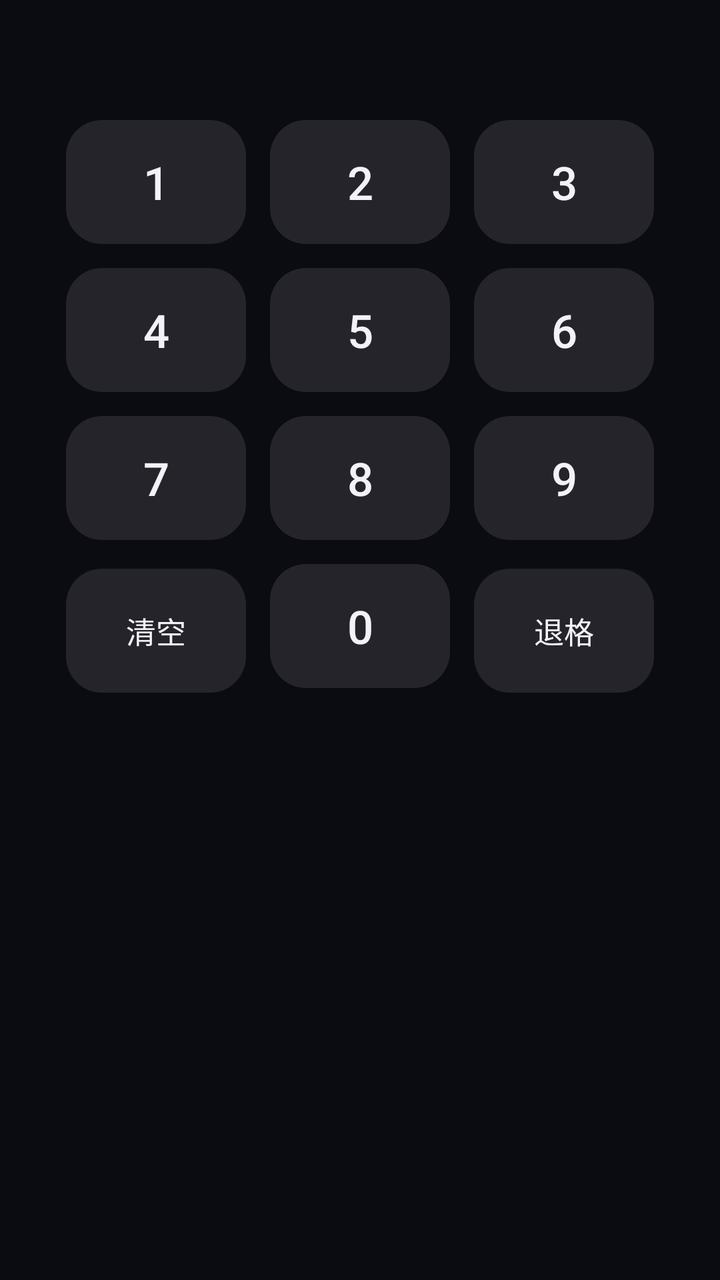
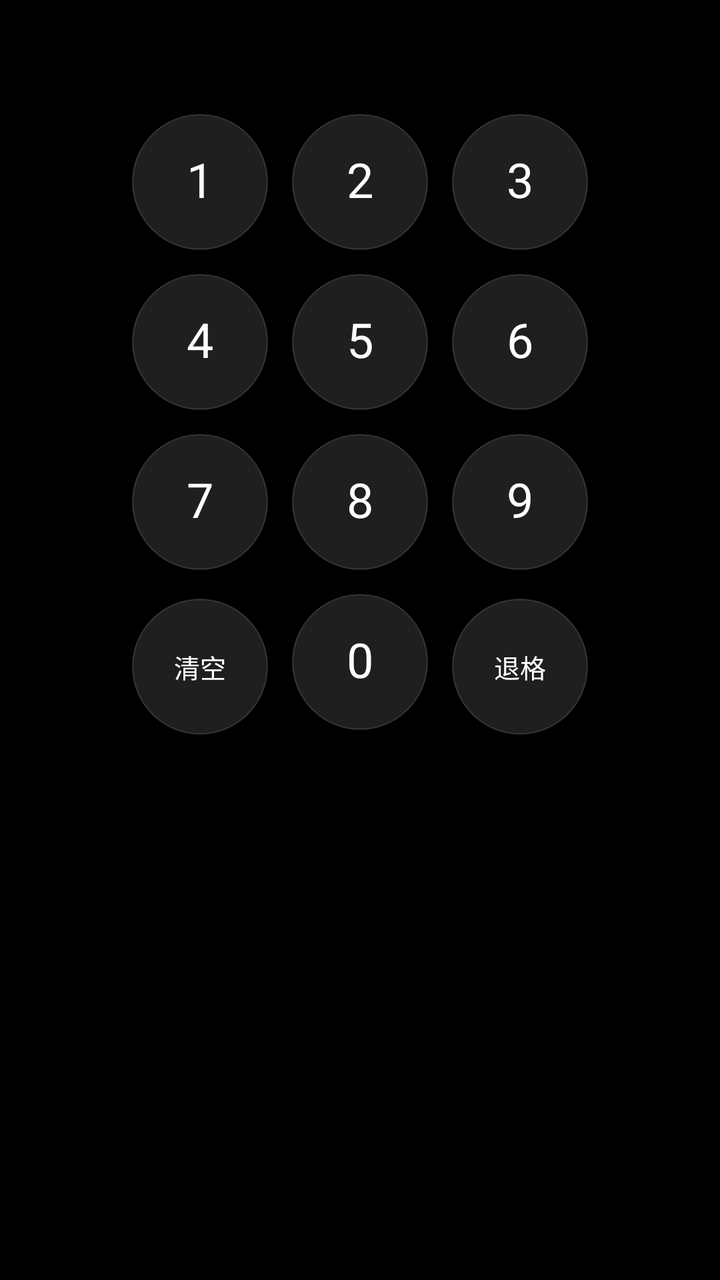

Before-and-after screenshots of an Android layout around one commit, followed by the original layout XML and the change that was made.
<!-- AndroidManifest.xml: application theme AppTheme -->
<!-- res/layout/view_pinpad.xml -->
<?xml version="1.0" encoding="utf-8"?>
<LinearLayout xmlns:android="http://schemas.android.com/apk/res/android"
    android:layout_width="wrap_content"
    android:layout_height="wrap_content"
    android:gravity="center_horizontal"
    android:orientation="vertical">

    <TextView
        android:id="@+id/pin_msg"
        android:layout_width="wrap_content"
        android:layout_height="wrap_content"
        android:gravity="center"
        android:minHeight="18dp"
        android:text=""
        android:textColor="@color/dim"
        android:textSize="13sp" />

    <LinearLayout
        android:id="@+id/pin_dots"
        android:layout_width="wrap_content"
        android:layout_height="wrap_content"
        android:layout_marginTop="14dp"
        android:gravity="center"
        android:orientation="horizontal" />

    <GridLayout
        android:id="@+id/pin_keys"
        android:layout_width="wrap_content"
        android:layout_height="wrap_content"
        android:layout_marginTop="22dp"
        android:columnCount="3"
        android:rowCount="4">

        <Button
            android:id="@+id/k1"
            style="@style/PinKey"
            android:text="1" />

        <Button
            android:id="@+id/k2"
            style="@style/PinKey"
            android:text="2" />

        <Button
            android:id="@+id/k3"
            style="@style/PinKey"
            android:text="3" />

        <Button
            android:id="@+id/k4"
            style="@style/PinKey"
            android:text="4" />

        <Button
            android:id="@+id/k5"
            style="@style/PinKey"
            android:text="5" />

        <Button
            android:id="@+id/k6"
            style="@style/PinKey"
            android:text="6" />

        <Button
            android:id="@+id/k7"
            style="@style/PinKey"
            android:text="7" />

        <Button
            android:id="@+id/k8"
            style="@style/PinKey"
            android:text="8" />

        <Button
            android:id="@+id/k9"
            style="@style/PinKey"
            android:text="9" />

        <Button
            android:id="@+id/kc"
            style="@style/PinKey"
            android:text="清空"
            android:textSize="15sp" />

        <Button
            android:id="@+id/k0"
            style="@style/PinKey"
            android:text="0" />

        <Button
            android:id="@+id/kd"
            style="@style/PinKey"
            android:text="退格"
            android:textSize="15sp" />
    </GridLayout>
</LinearLayout>
<!-- resources referenced by this layout -->
<resources>
  <color name="dim">#FF9A9AAB</color>
  <style name="PinKey">
          <item name="android:layout_width">90dp</item>
          <item name="android:layout_height">62dp</item>
          <item name="android:layout_margin">6dp</item>
          <item name="android:background">@drawable/key_bg</item>
          <item name="android:textColor">@color/text</item>
          <item name="android:textSize">23sp</item>
          <item name="android:textAllCaps">false</item>
          <item name="android:stateListAnimator">@null</item>
          <item name="android:insetTop">0dp</item>
          <item name="android:insetBottom">0dp</item>
          <item name="android:minWidth">0dp</item>
          <item name="android:minHeight">0dp</item>
          <item name="android:padding">0dp</item>
      </style>
  <style name="AppTheme" parent="@android:style/Theme.Material.NoActionBar">
          <item name="android:windowBackground">@color/bg</item>
          <item name="android:colorAccent">@color/accent</item>
          <item name="android:statusBarColor">@color/bg</item>
          <item name="android:navigationBarColor">@color/bg</item>
          <item name="android:textColorPrimary">@color/text</item>
          <item name="android:textColorSecondary">@color/dim</item>
          <item name="android:colorControlActivated">@color/accent</item>
          <item name="android:colorControlNormal">@color/dim</item>
      </style>
  <!-- drawable key_bg (drawable) -->
  <?xml version="1.0" encoding="utf-8"?>
  <ripple xmlns:android="http://schemas.android.com/apk/res/android"
      android:color="#33FFFFFF">
      <item android:drawable="@drawable/key_shape" />
  </ripple>
  <color name="text">#FFF2F2F7</color>
  <color name="bg">#FF0B0B12</color>
  <color name="accent">#FFFF6B57</color>
  <!-- drawable key_shape (drawable) -->
  <?xml version="1.0" encoding="utf-8"?>
  <shape xmlns:android="http://schemas.android.com/apk/res/android" android:shape="rectangle">
      <solid android:color="#1AFFFFFF" />
      <corners android:radius="18dp" />
  </shape>
</resources>

<!-- the commit's change to res/layout/view_pinpad.xml (unified diff, before → after) -->
@@ -13,13 +13,13 @@
         android:minHeight="18dp"
         android:text=""
         android:textColor="@color/dim"
-        android:textSize="13sp" />
+        android:textSize="14sp" />
 
     <LinearLayout
         android:id="@+id/pin_dots"
         android:layout_width="wrap_content"
         android:layout_height="wrap_content"
-        android:layout_marginTop="14dp"
+        android:layout_marginTop="12dp"
         android:gravity="center"
         android:orientation="horizontal" />
 
@@ -27,7 +27,7 @@
         android:id="@+id/pin_keys"
         android:layout_width="wrap_content"
         android:layout_height="wrap_content"
-        android:layout_marginTop="22dp"
+        android:layout_marginTop="20dp"
         android:columnCount="3"
         android:rowCount="4">
 
@@ -80,7 +80,7 @@
             android:id="@+id/kc"
             style="@style/PinKey"
             android:text="清空"
-            android:textSize="15sp" />
+            android:textSize="13sp" />
 
         <Button
             android:id="@+id/k0"
@@ -91,6 +91,6 @@
             android:id="@+id/kd"
             style="@style/PinKey"
             android:text="退格"
-            android:textSize="15sp" />
+            android:textSize="13sp" />
     </GridLayout>
 </LinearLayout>
<!-- resource entries referenced after the edit -->
@@ -1,14 +1,17 @@
 <!-- resources referenced by this layout -->
 <resources>
-  <color name="dim">#FF9A9AAB</color>
+  <color name="dim">#FF8E8E93</color>
   <style name="PinKey">
-          <item name="android:layout_width">90dp</item>
-          <item name="android:layout_height">62dp</item>
+          <item name="android:layout_width">68dp</item>
+          <item name="android:layout_height">68dp</item>
           <item name="android:layout_margin">6dp</item>
           <item name="android:background">@drawable/key_bg</item>
           <item name="android:textColor">@color/text</item>
-          <item name="android:textSize">23sp</item>
+          <item name="android:textSize">24sp</item>
+          <item name="android:fontFamily">sans-serif</item>
           <item name="android:textAllCaps">false</item>
+          <item name="android:gravity">center</item>
+          <item name="android:includeFontPadding">false</item>
           <item name="android:stateListAnimator">@null</item>
           <item name="android:insetTop">0dp</item>
           <item name="android:insetBottom">0dp</item>
@@ -25,21 +28,46 @@
           <item name="android:textColorSecondary">@color/dim</item>
           <item name="android:colorControlActivated">@color/accent</item>
           <item name="android:colorControlNormal">@color/dim</item>
+          <item name="android:windowLightStatusBar">false</item>
+          <item name="android:windowLightNavigationBar">false</item>
+          <item name="android:alertDialogTheme">@style/AppDialog</item>
       </style>
   <!-- drawable key_bg (drawable) -->
   <?xml version="1.0" encoding="utf-8"?>
   <ripple xmlns:android="http://schemas.android.com/apk/res/android"
       android:color="#33FFFFFF">
+      <item android:id="@android:id/mask">
+          <shape android:shape="oval">
+              <solid android:color="#FFFFFFFF" />
+          </shape>
+      </item>
       <item android:drawable="@drawable/key_shape" />
   </ripple>
-  <color name="text">#FFF2F2F7</color>
-  <color name="bg">#FF0B0B12</color>
-  <color name="accent">#FFFF6B57</color>
+  <color name="text">#FFFFFFFF</color>
+  <color name="bg">#FF000000</color>
+  <color name="accent">#FF0A84FF</color>
+  <style name="AppDialog" parent="@android:style/Theme.Material.Dialog.Alert">
+          <item name="android:windowBackground">@drawable/dialog_bg</item>
+          <item name="android:colorAccent">@color/accent</item>
+          <item name="android:textColorPrimary">@color/text</item>
+          <item name="android:textColorSecondary">@color/dim</item>
+          <item name="android:windowMinWidthMajor">80%</item>
+          <item name="android:windowMinWidthMinor">80%</item>
+      </style>
   <!-- drawable key_shape (drawable) -->
   <?xml version="1.0" encoding="utf-8"?>
+  <shape xmlns:android="http://schemas.android.com/apk/res/android" android:shape="oval">
+      <solid android:color="#1FFFFFFF" />
+      <stroke
+          android:width="0.5dp"
+          android:color="#26FFFFFF" />
+  </shape>
+  <!-- drawable dialog_bg (drawable) -->
+  <?xml version="1.0" encoding="utf-8"?>
   <shape xmlns:android="http://schemas.android.com/apk/res/android" android:shape="rectangle">
-      <solid android:color="#1AFFFFFF" />
-      <corners android:radius="18dp" />
+      <solid android:color="@color/card" />
+      <corners android:radius="24dp" />
   </shape>
+  <color name="card">#FF1C1C1E</color>
 </resources>
 
